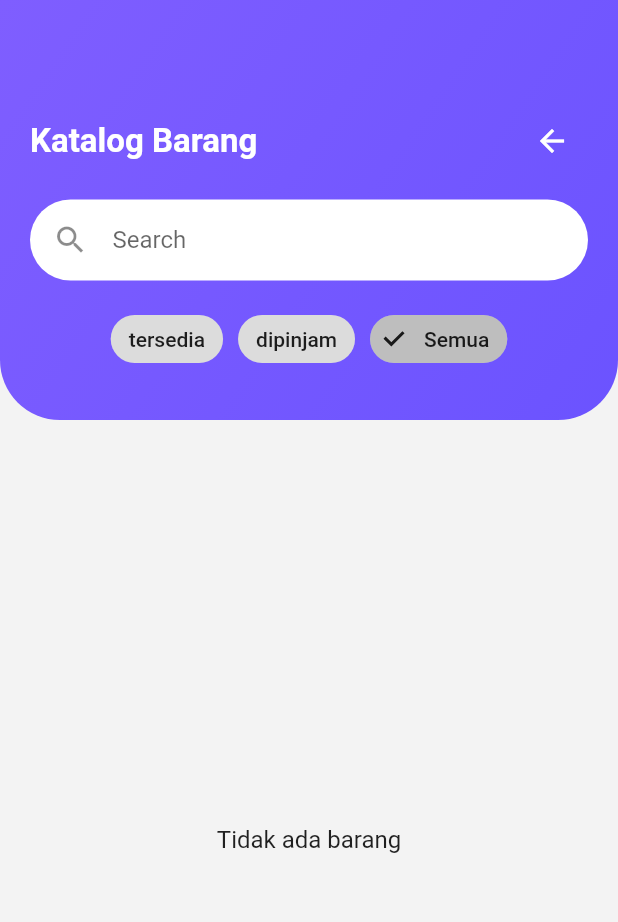
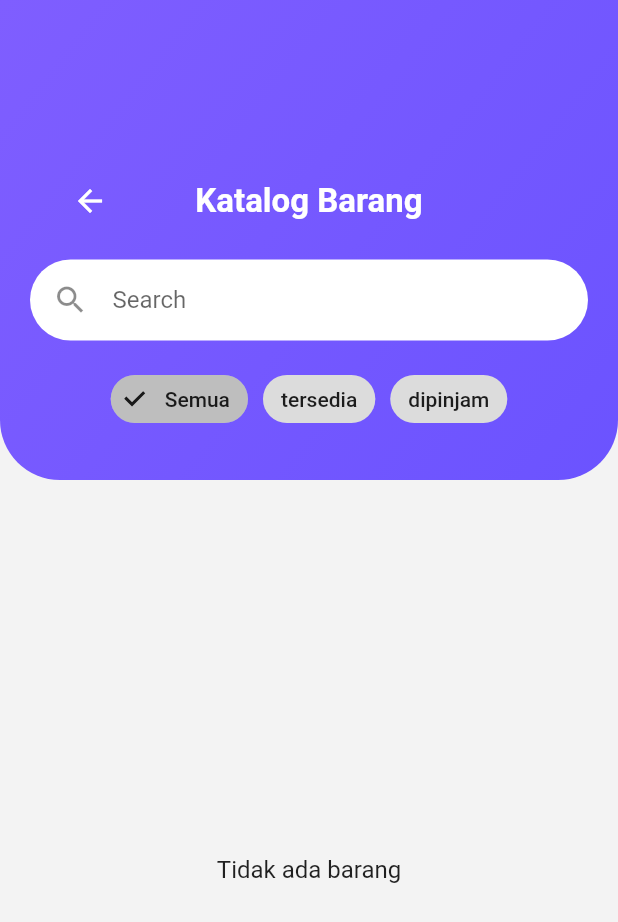
Before and after one commit to dinalailil/pbl_peminjamanalatlab, a Flutter app: the CatalogScreen screen opened directly, on a phone screen of 412 x 824 dp. Shown: the top 922 px of the screen. Run offline on Flutter 3.47's test engine with Material 3 defaults, Android fonts, the phone set to English and light mode, and no system bars; our stand-ins replace cloud_firestore, firebase_auth, firebase_core, image_picker; accounts and stored records are empty.

Commit message:
final user

```diff
--- a/lib/screens/user/catalog_screen.dart
+++ b/lib/screens/user/catalog_screen.dart
@@ -59,28 +59,37 @@ Stream<QuerySnapshot> getFilteredStream() {
               crossAxisAlignment: CrossAxisAlignment.start,
               children: [
                 // Title + Back Button
-               Row(
+              Padding(
+  padding: const EdgeInsets.only(top: 40, left: 16, right: 16),
+  child: Row(
+    mainAxisAlignment: MainAxisAlignment.spaceBetween,
     children: [
-    Expanded(
+      // Tombol back kiri
+      IconButton(
+        icon: const Icon(Icons.arrow_back, color: Colors.white),
+        onPressed: () => Navigator.pop(context),
+      ),
+
+      // Judul di tengah
+      const Expanded(
+        child: Center(
           child: Text(
-        widget.labName != null
-            ? "Katalog - ${widget.labName}"
-            : "Katalog Barang",
-        style: const TextStyle(
+            "Katalog Barang",
+            style: TextStyle(
               fontSize: 22,
               fontWeight: FontWeight.bold,
               color: Colors.white,
             ),
-        maxLines: 1,
-        overflow: TextOverflow.ellipsis,
           ),
         ),
-    IconButton(
-      icon: const Icon(Icons.arrow_back, color: Colors.white),
-      onPressed: () => Navigator.pop(context),
-    )
+      ),
+
+      // Placeholder untuk menyeimbangkan layout
+      const SizedBox(width: 48),
     ],
   ),
+),
+
 
                 const SizedBox(height: 15),
 
@@ -108,9 +117,24 @@ Stream<QuerySnapshot> getFilteredStream() {
                 const SizedBox(height: 15),
 
                 // Filter Chips
+               // Filter Chips
 Row(
   mainAxisAlignment: MainAxisAlignment.center,
   children: [
+    // SEMUA
+    FilterChip(
+      label: const Text("Semua"),
+      selected: selectedFilter == "Semua",
+      onSelected: (_) {
+        setState(() {
+          selectedFilter = "Semua";
+        });
+      },
+    ),
+
+    const SizedBox(width: 10),
+
+    // TERSEDIA
     FilterChip(
       label: const Text("tersedia"),
       selected: selectedFilter == "tersedia",
@@ -120,7 +144,10 @@ Stream<QuerySnapshot> getFilteredStream() {
         });
       },
     ),
+
     const SizedBox(width: 10),
+
+    // DIPINJAM
     FilterChip(
       label: const Text("dipinjam"),
       selected: selectedFilter == "dipinjam",
@@ -130,18 +157,9 @@ Stream<QuerySnapshot> getFilteredStream() {
         });
       },
     ),
-                    const SizedBox(width: 10),
-                    FilterChip(
-                      label: const Text("Semua"),
-                      selected: selectedFilter == "Semua",
-                      onSelected: (_) {
-                        setState(() {
-                          selectedFilter = "Semua";
-                        });
-                      },
-                    ),
   ],
 ),
+
               ],
             ),
           ),
--- a/lib/screens/user/detail_barang_modal.dart
+++ b/lib/screens/user/detail_barang_modal.dart
@@ -116,7 +116,7 @@ class DetailBarangModal extends StatelessWidget {
           MaterialPageRoute(
             builder: (_) => FormPeminjamanScreen(
               data: data,       // kirim data barang
-              labName: labName, // kirim lab (opsional)
+
             ),
           ),
         );
```
Also changed, not shown: lib/screens/user/form_peminjaman_screen.dart (+36 -17 lines). Lines whose indentation alone changed are shown as unchanged.
